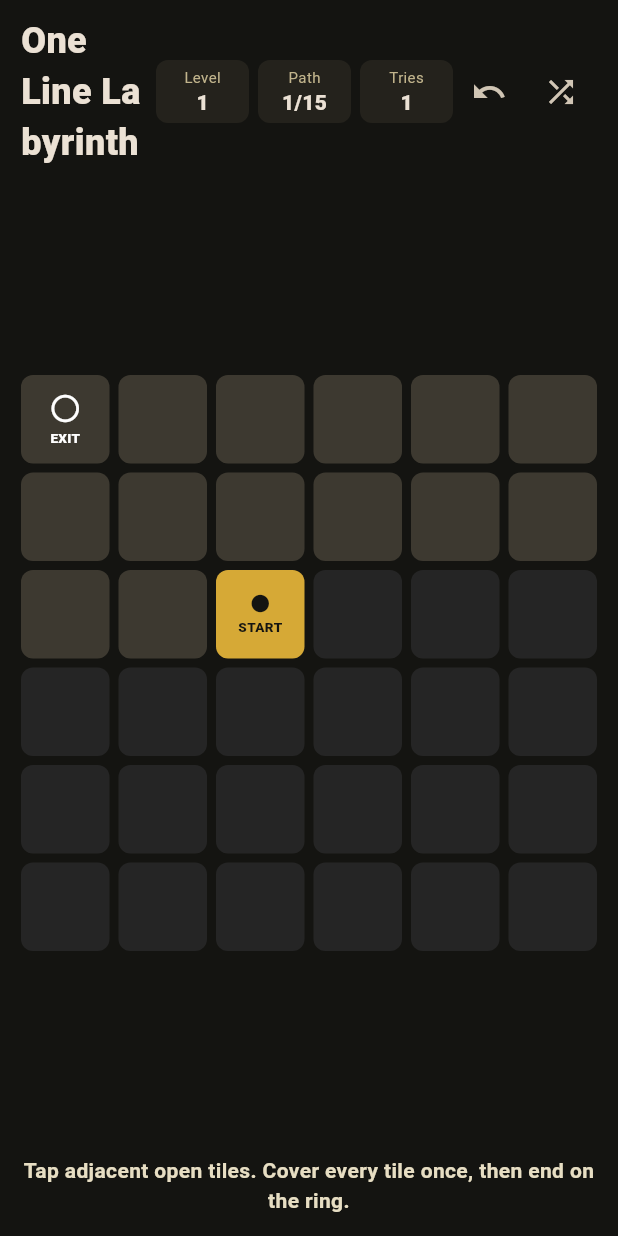
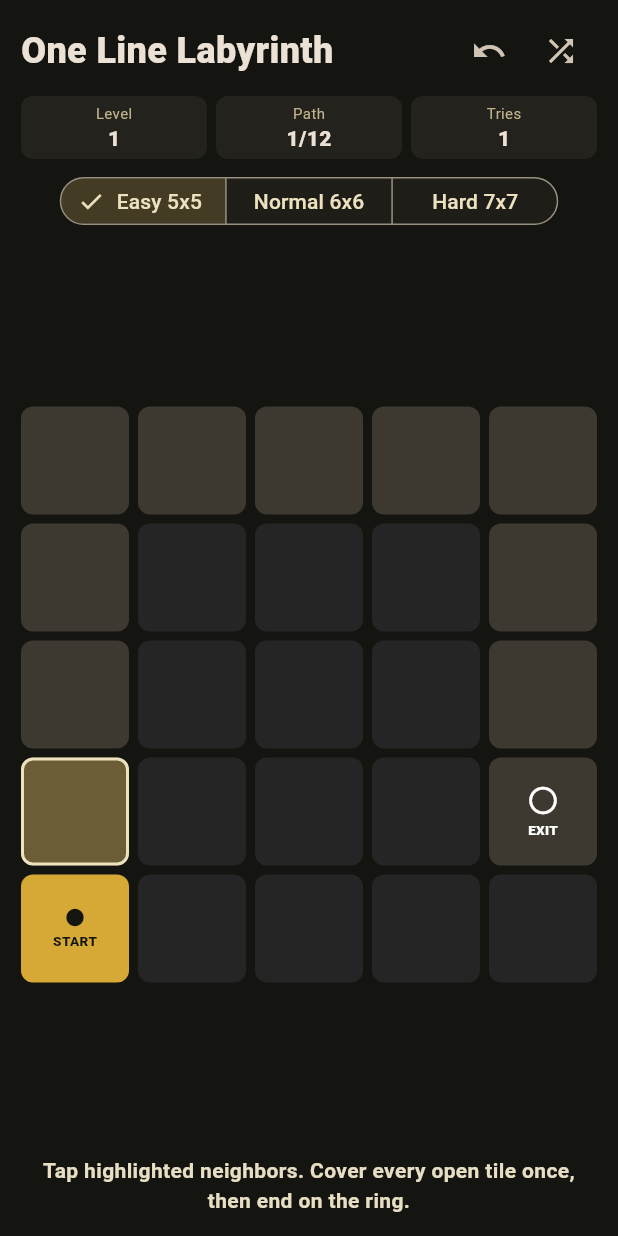
Before and after one commit to bon-on/OneLineLabyrinth, a Flutter app: the screen it shows after launch, after a tap on the "undo" icon, on a phone screen of 412 x 824 dp. Run offline on Flutter 3.47's test engine with Material 3 defaults, Android fonts, the phone set to English and light mode, and no system bars.

Commit message:
Add meaningful labyrinth difficulty levels

```diff
--- a/lib/main.dart
+++ b/lib/main.dart
@@ -34,8 +34,8 @@ class OneLineLabyrinthScreen extends StatefulWidget {
 }
 
 class _OneLineLabyrinthScreenState extends State<OneLineLabyrinthScreen> {
-  static const int size = 6;
   final math.Random _random = math.Random();
+  _Difficulty _difficulty = _Difficulty.easy;
   late Set<int> _open;
   late int _start;
   late int _finish;
@@ -43,6 +43,7 @@ class _OneLineLabyrinthScreenState extends State<OneLineLabyrinthScreen> {
   int _level = 1;
   int _attempts = 0;
 
+  int get _size => _difficulty.size;
   bool get _complete => _path.length == _open.length && _path.last == _finish;
 
   @override
@@ -51,30 +52,41 @@ class _OneLineLabyrinthScreenState extends State<OneLineLabyrinthScreen> {
     _newPuzzle();
   }
 
-  int _index(int row, int col) => row * size + col;
+  int _index(int row, int col) => row * _size + col;
 
   Iterable<int> _neighbors(int index) sync* {
-    final row = index ~/ size;
-    final col = index % size;
+    final row = index ~/ _size;
+    final col = index % _size;
     if (row > 0) yield _index(row - 1, col);
-    if (row + 1 < size) yield _index(row + 1, col);
+    if (row + 1 < _size) yield _index(row + 1, col);
     if (col > 0) yield _index(row, col - 1);
-    if (col + 1 < size) yield _index(row, col + 1);
+    if (col + 1 < _size) yield _index(row, col + 1);
   }
 
   void _newPuzzle() {
-    final snake = <int>[];
-    for (var row = 0; row < size; row++) {
-      final cols = row.isEven
-          ? Iterable<int>.generate(size)
-          : Iterable<int>.generate(size, (i) => size - 1 - i);
-      for (final col in cols) {
-        snake.add(_index(row, col));
+    final targetLength = math.min(
+      _difficulty.baseLength + _level * _difficulty.levelStep,
+      _size * _size,
+    );
+
+    List<int> bestPath = [];
+    for (var attempt = 0; attempt < 90; attempt++) {
+      final start = _random.nextInt(_size * _size);
+      final path = [start];
+      final seen = {start};
+      if (_growPath(path, seen, targetLength)) {
+        bestPath = path;
+        break;
+      }
+      if (path.length > bestPath.length) {
+        bestPath = List<int>.from(path);
       }
     }
 
-    final pathLength = math.min(12 + _level * 3, snake.length);
-    var orderedOpen = snake.take(pathLength).toList();
+    var orderedOpen = bestPath;
+    if (orderedOpen.length < 2) {
+      orderedOpen = [_index(0, 0), _index(0, 1)];
+    }
     if (_random.nextBool()) {
       orderedOpen = orderedOpen.reversed.toList();
     }
@@ -84,6 +96,33 @@ class _OneLineLabyrinthScreenState extends State<OneLineLabyrinthScreen> {
     _path = [_start];
     _attempts = 0;
     setState(() {});
+  }
+
+  bool _growPath(List<int> path, Set<int> seen, int targetLength) {
+    if (path.length >= targetLength) return true;
+    final current = path.last;
+    final candidates = _neighbors(
+      current,
+    ).where((index) => !seen.contains(index)).toList()..shuffle(_random);
+    candidates.sort(
+      (a, b) => _onwardCount(a, seen).compareTo(_onwardCount(b, seen)),
+    );
+
+    for (final next in candidates) {
+      seen.add(next);
+      path.add(next);
+      if (_growPath(path, seen, targetLength)) return true;
+      if (path.length > targetLength * 0.82 && _random.nextDouble() < 0.18) {
+        return false;
+      }
+      path.removeLast();
+      seen.remove(next);
+    }
+    return false;
+  }
+
+  int _onwardCount(int index, Set<int> seen) {
+    return _neighbors(index).where((next) => !seen.contains(next)).length;
   }
 
   void _resetPath() {
@@ -113,11 +152,18 @@ class _OneLineLabyrinthScreenState extends State<OneLineLabyrinthScreen> {
     _newPuzzle();
   }
 
+  void _selectDifficulty(_Difficulty difficulty) {
+    if (_difficulty == difficulty) return;
+    _difficulty = difficulty;
+    _level = 1;
+    _newPuzzle();
+  }
+
   @override
   Widget build(BuildContext context) {
     final status = _complete
         ? 'Exit reached. The next level opens a longer path.'
-        : 'Tap adjacent open tiles. Cover every tile once, then end on the ring.';
+        : 'Tap highlighted neighbors. Cover every open tile once, then end on the ring.';
     return Scaffold(
       body: SafeArea(
         child: Padding(
@@ -129,6 +175,8 @@ class _OneLineLabyrinthScreenState extends State<OneLineLabyrinthScreen> {
                 attempts: _attempts,
                 filled: _path.length,
                 total: _open.length,
+                difficulty: _difficulty,
+                onDifficultyChanged: _selectDifficulty,
                 onRestart: _resetPath,
                 onNewPuzzle: _newPuzzle,
               ),
@@ -145,10 +193,10 @@ class _OneLineLabyrinthScreenState extends State<OneLineLabyrinthScreen> {
                         dimension: boardSize,
                         child: GridView.builder(
                           physics: const NeverScrollableScrollPhysics(),
-                          itemCount: size * size,
+                          itemCount: _size * _size,
                           gridDelegate:
-                              const SliverGridDelegateWithFixedCrossAxisCount(
-                                crossAxisCount: size,
+                              SliverGridDelegateWithFixedCrossAxisCount(
+                                crossAxisCount: _size,
                                 crossAxisSpacing: 6,
                                 mainAxisSpacing: 6,
                               ),
@@ -159,6 +207,11 @@ class _OneLineLabyrinthScreenState extends State<OneLineLabyrinthScreen> {
                               isStart: index == _start,
                               isFinish: index == _finish,
                               order: _path.indexOf(index),
+                              isCandidate:
+                                  !_complete &&
+                                  _open.contains(index) &&
+                                  !_path.contains(index) &&
+                                  _neighbors(_path.last).contains(index),
                               onTap: () => _tapCell(index),
                             );
                           },
@@ -199,6 +252,8 @@ class _Header extends StatelessWidget {
     required this.attempts,
     required this.filled,
     required this.total,
+    required this.difficulty,
+    required this.onDifficultyChanged,
     required this.onRestart,
     required this.onNewPuzzle,
   });
@@ -207,12 +262,16 @@ class _Header extends StatelessWidget {
   final int attempts;
   final int filled;
   final int total;
+  final _Difficulty difficulty;
+  final ValueChanged<_Difficulty> onDifficultyChanged;
   final VoidCallback onRestart;
   final VoidCallback onNewPuzzle;
 
   @override
   Widget build(BuildContext context) {
-    return Row(
+    return Column(
+      children: [
+        Row(
           children: [
             const Expanded(
               child: Text(
@@ -220,11 +279,6 @@ class _Header extends StatelessWidget {
                 style: TextStyle(fontSize: 24, fontWeight: FontWeight.w900),
               ),
             ),
-        _Metric(label: 'Level', value: '$level'),
-        const SizedBox(width: 6),
-        _Metric(label: 'Path', value: '$filled/$total'),
-        const SizedBox(width: 6),
-        _Metric(label: 'Tries', value: '$attempts'),
             IconButton(
               onPressed: onRestart,
               tooltip: 'Reset path',
@@ -236,6 +290,74 @@ class _Header extends StatelessWidget {
               icon: const Icon(Icons.shuffle),
             ),
           ],
+        ),
+        const SizedBox(height: 6),
+        Row(
+          children: [
+            Expanded(
+              child: _Metric(label: 'Level', value: '$level'),
+            ),
+            const SizedBox(width: 6),
+            Expanded(
+              child: _Metric(label: 'Path', value: '$filled/$total'),
+            ),
+            const SizedBox(width: 6),
+            Expanded(
+              child: _Metric(label: 'Tries', value: '$attempts'),
+            ),
+          ],
+        ),
+        const SizedBox(height: 8),
+        _DifficultyPicker(
+          difficulty: difficulty,
+          onChanged: onDifficultyChanged,
+        ),
+      ],
+    );
+  }
+}
+
+enum _Difficulty {
+  easy('Easy', 5, 10, 2),
+  normal('Normal', 6, 18, 3),
+  hard('Hard', 7, 30, 4);
+
+  const _Difficulty(this.label, this.size, this.baseLength, this.levelStep);
+
+  final String label;
+  final int size;
+  final int baseLength;
+  final int levelStep;
+}
+
+class _DifficultyPicker extends StatelessWidget {
+  const _DifficultyPicker({required this.difficulty, required this.onChanged});
+
+  final _Difficulty difficulty;
+  final ValueChanged<_Difficulty> onChanged;
+
+  @override
+  Widget build(BuildContext context) {
+    return SegmentedButton<_Difficulty>(
+      segments: [
+        for (final option in _Difficulty.values)
+          ButtonSegment<_Difficulty>(
+            value: option,
+            label: Text('${option.label} ${option.size}x${option.size}'),
+          ),
+      ],
+      selected: {difficulty},
+      onSelectionChanged: (selected) => onChanged(selected.first),
+      style: ButtonStyle(
+        visualDensity: VisualDensity.compact,
+        backgroundColor: WidgetStateProperty.resolveWith((states) {
+          if (states.contains(WidgetState.selected)) {
+            return const Color(0xFF443B25);
+          }
+          return const Color(0xFF1F1D18);
+        }),
+        foregroundColor: WidgetStateProperty.all(const Color(0xFFEDE2C0)),
+      ),
     );
   }
 }
@@ -277,6 +399,7 @@ class _LabyrinthTile extends StatelessWidget {
     required this.isStart,
     required this.isFinish,
     required this.order,
+    required this.isCandidate,
     required this.onTap,
   });
 
@@ -285,6 +408,7 @@ class _LabyrinthTile extends StatelessWidget {
   final bool isStart;
   final bool isFinish;
   final int order;
+  final bool isCandidate;
   final VoidCallback onTap;
 
   bool get _visited => order >= 0;
@@ -296,8 +420,15 @@ class _LabyrinthTile extends StatelessWidget {
           ? const Color(0xFF252525)
           : _visited
           ? const Color(0xFFD6A936)
+          : isCandidate
+          ? const Color(0xFF6B5D35)
           : const Color(0xFF3D3930),
+      shape: RoundedRectangleBorder(
         borderRadius: BorderRadius.circular(8),
+        side: isCandidate
+            ? const BorderSide(color: Color(0xFFEDE2C0), width: 2)
+            : BorderSide.none,
+      ),
       child: InkWell(
         borderRadius: BorderRadius.circular(8),
         onTap: isOpen ? onTap : null,
```
Lines whose indentation alone changed are shown as unchanged.
